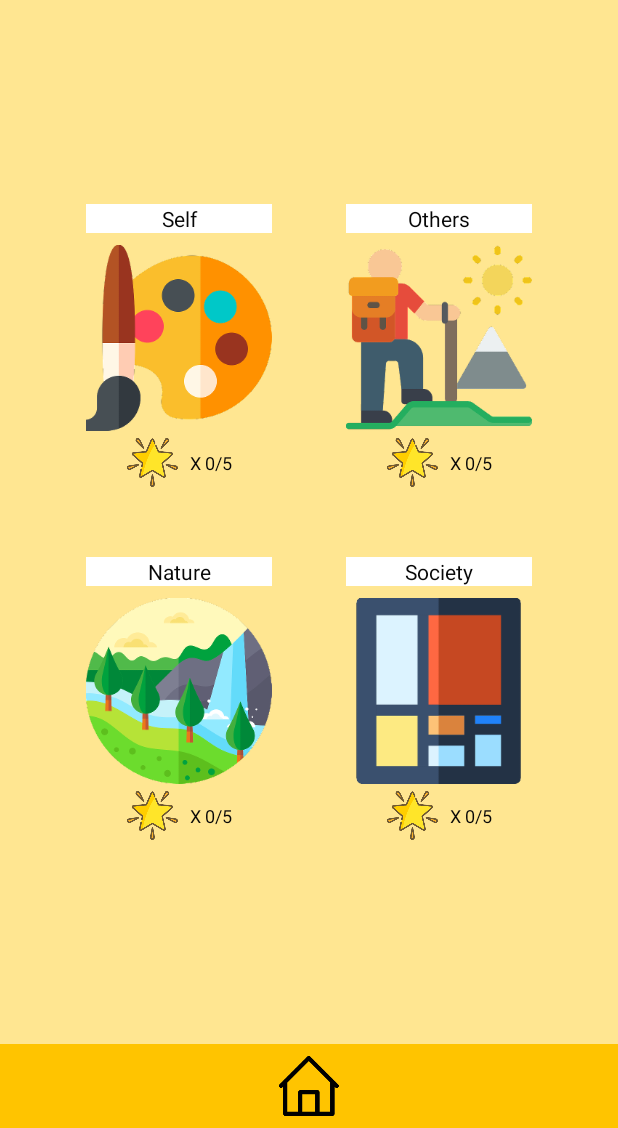
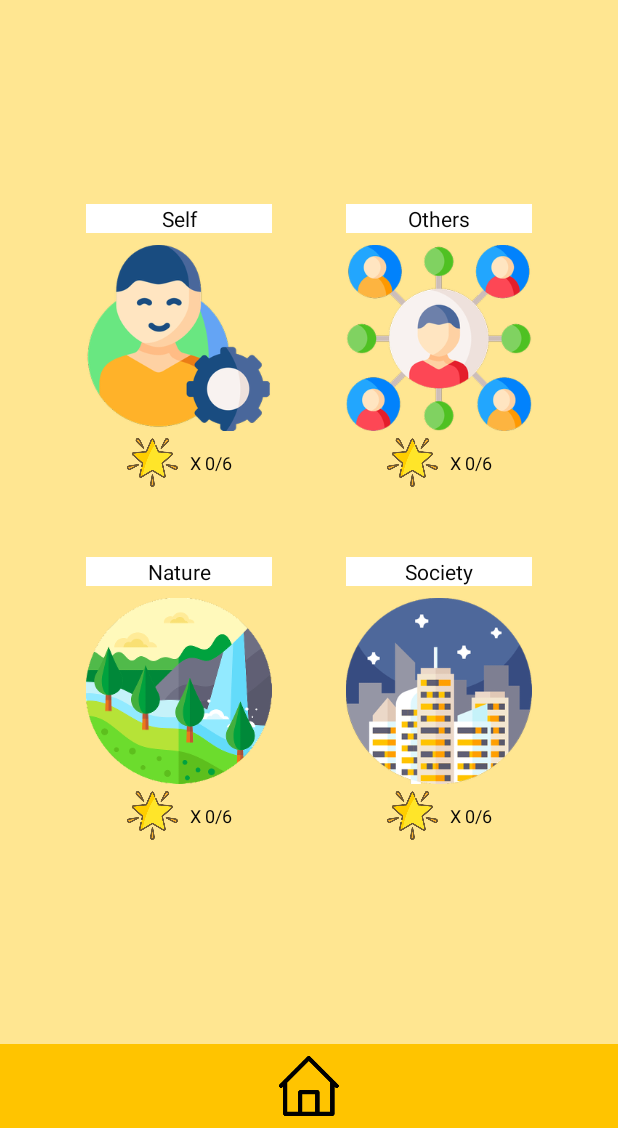
Before and after one commit to cawoolf/ConnectionWithBeing_Final, an Android app: the screen it shows after launch (MainActivity), on a phone screen of 412 x 824 dp, the part 108-1236 px from its top. Run offline under Robolectric (Android 15) with nearby library versions, the phone set to English and light mode, and no system bars.

Commit message:
homeimages updated

```diff
--- a/app/src/main/res/layout/activity_home.xml
+++ b/app/src/main/res/layout/activity_home.xml
@@ -58,7 +58,7 @@
                         android:id="@+id/selfImageView"
                         android:layout_width="124dp"
                         android:layout_height="124dp"
-                        android:background="@drawable/paint" />
+                        android:background="@drawable/selfhomepng" />
 
                     <!--Self Completed Exercises Layout-->
                     <androidx.constraintlayout.widget.ConstraintLayout
@@ -232,7 +232,7 @@
                         android:id="@+id/othersImageView"
                         android:layout_width="124dp"
                         android:layout_height="124dp"
-                        android:background="@drawable/hiking" />
+                        android:background="@drawable/othershomepng" />
 
                     <!--Others Completed Exercises Layout-->
                     <androidx.constraintlayout.widget.ConstraintLayout
@@ -309,7 +309,7 @@
                         android:id="@+id/societyImageView"
                         android:layout_width="124dp"
                         android:layout_height="124dp"
-                        android:background="@drawable/mondrian" />
+                        android:background="@drawable/societyhomepng" />
 
                     <!--Society Completed Exercises Layout-->
                     <androidx.constraintlayout.widget.ConstraintLayout
--- a/app/src/main/res/values/strings.xml
+++ b/app/src/main/res/values/strings.xml
@@ -3,7 +3,7 @@
     <string name="open">test1</string>
     <string name="close">test2</string>
     <string name="home_button_toast">You are already home!</string>
-    <string name="exercise_completed_default">"X 0/5"</string>
+    <string name="exercise_completed_default">"X 0/6"</string>
 
 
     <string name="exercise1_center_text_string">Go in nature by yourself with no predetermined route (or very minimal one) or length of time. What was the most exciting thing that happened during that walk? Were you thinking a lot? Or not at all? What was in your head?</string>
```
Also changed, not shown: app/src/main/res/drawable-hdpi/othershomepng.png (added), app/src/main/res/drawable-hdpi/selfhomepng.png (added), app/src/main/res/drawable-hdpi/societyhomepng.png (added), app/src/main/res/drawable-ldpi/othershomepng.png (added), app/src/main/res/drawable-ldpi/selfhomepng.png (added), app/src/main/res/drawable-ldpi/societyhomepng.png (added), app/src/main/res/drawable-mdpi/othershomepng.png (added), app/src/main/res/drawable-mdpi/selfhomepng.png (added), app/src/main/res/drawable-mdpi/societyhomepng.png (added), app/src/main/res/drawable-xhdpi/othershomepng.png (added), app/src/main/res/drawable-xhdpi/selfhomepng.png (added), app/src/main/res/drawable-xhdpi/societyhomepng.png (added), app/src/main/res/drawable-xxhdpi/othershomepng.png (added), app/src/main/res/drawable-xxhdpi/selfhomepng.png (added), 4 more files.
